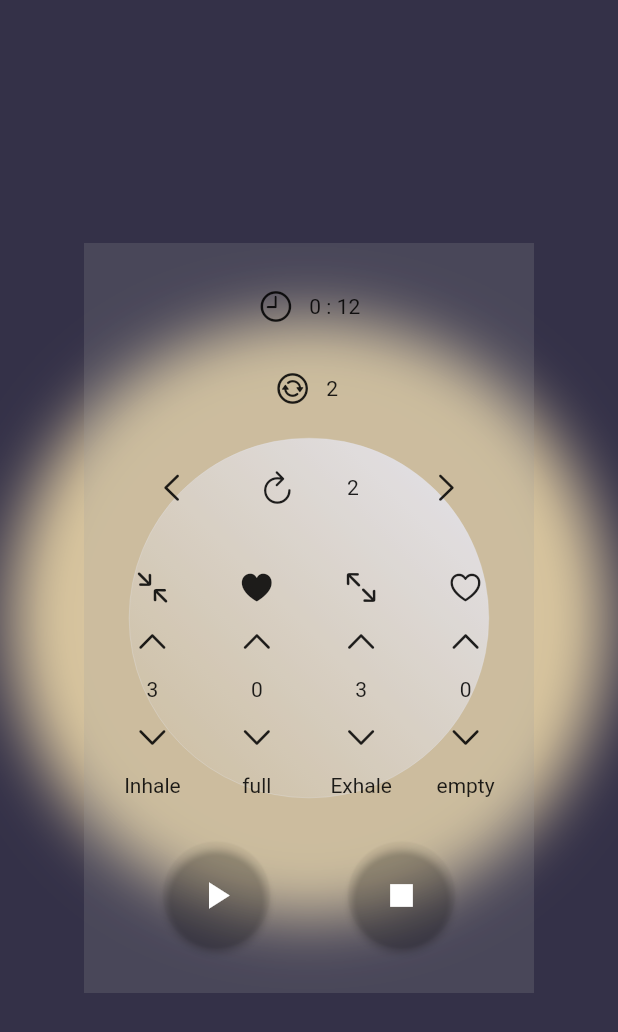
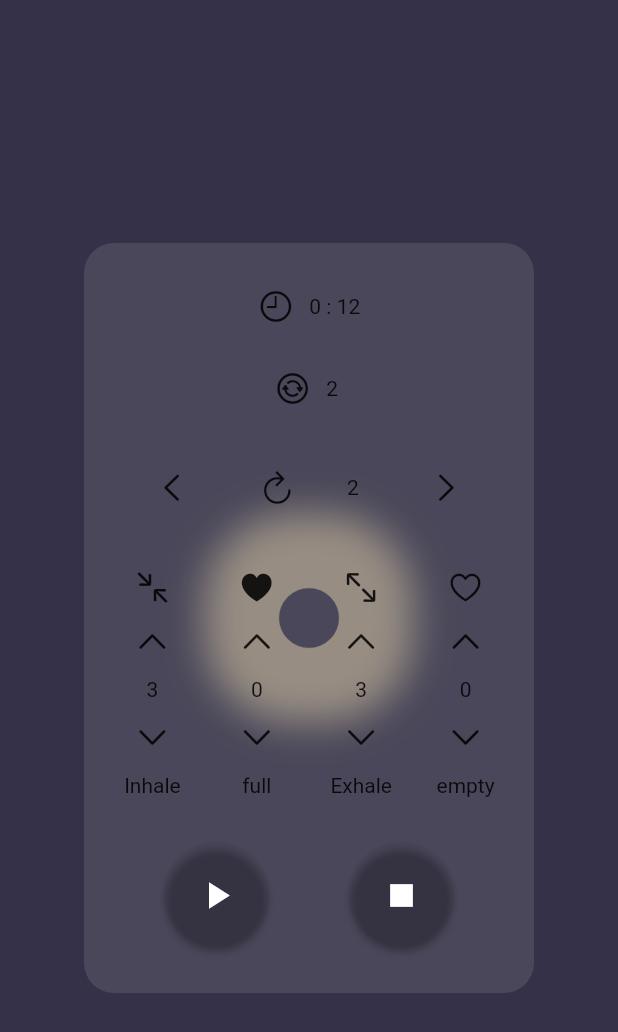
Before and after one commit to aspirinii/HealingMeditation, a Flutter app: the screen it shows after launch, on a phone screen of 412 x 824 dp. Shown: the top 1032 px of the screen. Run offline on Flutter 3.47's test engine with Material 2 defaults, Android fonts, the phone set to English and light mode, and no system bars; our stand-ins replace get, shared_preferences, shimmer_animation, vibration.

Commit message:
almost Done2

```diff
--- a/lib/breath_animation.dart
+++ b/lib/breath_animation.dart
@@ -5,6 +5,7 @@
 import 'package:flutter/material.dart';
 import 'package:get/get.dart';
 import 'dart:ui';
+
 
 class StaggerAnimation extends StatelessWidget {
   StaggerAnimation(safeMinSize,
@@ -29,7 +30,7 @@ class StaggerAnimation extends StatelessWidget {
         //   ),
         // ),
         width = Tween<double>(
-          begin: safeMinSize / 5,
+          begin: safeMinSize / 8,
           end: safeMinSize / 4,
         ).animate(
           CurvedAnimation(
@@ -42,7 +43,7 @@ class StaggerAnimation extends StatelessWidget {
           ),
         ),
         height =
-            Tween<double>(begin: safeMinSize / 5, end: safeMinSize / 4).animate(
+            Tween<double>(begin: safeMinSize / 8, end: safeMinSize / 4).animate(
           CurvedAnimation(
             parent: controller,
             curve: const Interval(
@@ -66,8 +67,8 @@ class StaggerAnimation extends StatelessWidget {
           ),
         ),
         color1 = ColorTween(
-          begin: const Color(0x55EDC2D8),
-          end: const Color(0xFFEDC2D8),
+          begin: const Color(0xFF343148),
+          end: const Color(0xFFD7C49E),
         ).animate(
           CurvedAnimation(
             parent: controller,
@@ -79,8 +80,8 @@ class StaggerAnimation extends StatelessWidget {
           ),
         ),
         color2 = ColorTween(
-          begin: const Color(0x55BABAD3),
-          end: const Color(0xFFBABAD3),
+          begin: const Color(0xFF343148),
+          end: Color.fromARGB(255, 255, 233, 188),
         ).animate(
           CurvedAnimation(
             parent: controller,
@@ -103,7 +104,7 @@ class StaggerAnimation extends StatelessWidget {
   // This function is called each time the controller "ticks" a new frame.
   // When it runs, all of the animation's values will have been
   // updated to reflect the controller's current value.
-  int safeMinSize = 200;
+  double safeMinSize = 200;
   Widget _buildAnimation(BuildContext context, Widget? child) {
     return Container(
       padding: const EdgeInsets.all(0),
@@ -111,44 +112,48 @@ class StaggerAnimation extends StatelessWidget {
       child: Opacity(
         opacity: 1,
         child: Container(
-          width: width.value,
-          height: height.value,
-          // width: safeMinSize / 5,
-          // height: safeMinSize / 5,
+          width: safeMinSize / 5,
+          height: safeMinSize / 5,
           decoration: BoxDecoration(
             gradient: LinearGradient(
               begin: Alignment.topRight,
               end: Alignment.bottomLeft,
               colors: [
-                // color1.value ?? Colors.blue,
-                // color2.value ?? Colors.red,
-                // const Color(0xFF343148),
-                // ignore: prefer_const_constructors
-                const Color(0xFFF6F5FF),
-                const Color(0xFFD7C49E)
+                color1.value ?? const Color(0xFF343148),
+                color2.value ?? const Color(0xFF343148),
+
+                // const Color(0xFFF6F5FF),
+                // const Color(0xFFD7C49E)
               ],
             ),
             border: Border.all(
-              color: const Color(0xFFF6F5FF),
+              color: color1.value ?? const Color(0xFF343148),
               width: 0.2,
             ),
-            // borderRadius: BorderRadius.circular(safeMinSize * 0.3),
-            borderRadius: borderRadius.value,
+            borderRadius: BorderRadius.circular(safeMinSize * 0.3),
+            // borderRadius: borderRadius.value,
             boxShadow: [
               BoxShadow(
-                color: const Color(0xFFD7C49E).withOpacity(1),
+                color: const Color(0xFFD7C49E).withOpacity(0.6),
                 spreadRadius: width.value / 3,
                 blurRadius: width.value / 7,
                 offset: const Offset(0, 0),
                 // changes position of shadow
               ),
-              BoxShadow(
-                color: const Color(0xFFD7C49E).withOpacity(1),
-                spreadRadius: width.value / 10,
-                blurRadius: width.value / 7,
-                offset: const Offset(0, 0),
-                // changes position of shadow
-              ),
+              // BoxShadow(
+              //   color: const Color(0xFFD7C49E).withOpacity(0.5),
+              //   spreadRadius: width.value / 10,
+              //   blurRadius: width.value /5,
+              //   offset: const Offset(20, 100),
+              //   // changes position of shadow
+              // ),
+              // BoxShadow(
+              //   color: const Color(0xFFD7C49E).withOpacity(0.5),
+              //   spreadRadius: width.value / 20,
+              //   blurRadius: width.value /4,
+              //   offset: const Offset(100, 200),
+              //   // changes position of shadow
+              // ),
             ],
           ),
         ),
--- a/lib/main.dart
+++ b/lib/main.dart
@@ -1,5 +1,5 @@
 import 'dart:math';
-
+import 'package:shared_preferences/shared_preferences.dart';
 import 'package:flutter/cupertino.dart';
 import 'package:flutter/material.dart';
 import 'package:vibration/vibration.dart';
@@ -8,6 +8,7 @@ import 'dart:async';
 import 'VibCol.dart';
 import 'breath_animation.dart';
 import 'dart:ui';
+import 'moon_animation.dart';
 
 void main() {
   runApp(GetMaterialApp(
@@ -55,12 +56,35 @@ class Controller extends GetxController with GetSingleTickerProviderStateMixin {
   var _cycle = 3.obs;
 
   late AnimationController _controller;
+  var shimmerEn = false.obs;
+  var yellowShimmer = false.obs;
+
+  int _counter = 0;
+  //시작할 때 counter 값을 불러옵니다.
+  _loadPreferences() async {
+    SharedPreferences prefs = await SharedPreferences.getInstance();
+    cycle.value = (prefs.getInt('cycle') ?? 3);
+    inhale.value = (prefs.getInt('inhale') ?? 3);
+    full.value = (prefs.getInt('full') ?? 3);
+    exhale.value = (prefs.getInt('exhale') ?? 3);
+    empty.value = (prefs.getInt('empty') ?? 3);
+  }
+
+  //클릭하면 counter를 증가시킵니다.
+  _savePreferences() async {
+    SharedPreferences prefs = await SharedPreferences.getInstance();
+    prefs.setInt('cycle', cycle.value);
+    prefs.setInt('inhale', inhale.value);
+    prefs.setInt('full', full.value);
+    prefs.setInt('exhale', exhale.value);
+    prefs.setInt('empty', empty.value);
+  }
 
   @override
   void onInit() {
     _controller = AnimationController(vsync: this);
     timeSum();
-
+    _loadPreferences();
     super.onInit();
   }
 
@@ -74,16 +98,20 @@ class Controller extends GetxController with GetSingleTickerProviderStateMixin {
   // int exhaleforAni = exhale.value;
 
   void _defineControllerDuration1() {
-    int inhalefullforAni = (inhale.value + full.value) * 1000;
+    int inhalefullforAni = (inhale.value) * 1000;
+// int inhalefullforAni = (inhale.value + full.value) * 1000;
     _controller.duration = Duration(milliseconds: inhalefullforAni);
   }
 
   void _defineControllerDuration2() {
-    int exhaleforAni = (exhale.value + empty.value) * 1000;
+    // int exhaleforAni = (exhale.value + empty.value) * 1000;
+    int exhaleforAni = (exhale.value) * 1000;
     _controller.duration = Duration(milliseconds: exhaleforAni);
   }
 
   Future<void> _playAnimation() async {
+    int fullforAni = full.value * 1000;
+    int emptyforAni = empty.value * 1000;
     for (int i = 0; i < cycle.value; i++) {
       try {
         if (!_isRunning.value) {
@@ -91,8 +119,18 @@ class Controller extends GetxController with GetSingleTickerProviderStateMixin {
         }
         _defineControllerDuration1();
         await _controller.forward().orCancel;
+        shimmerEn.value = true;
+        yellowShimmer.value = false;
+        await Future.delayed(Duration(milliseconds: fullforAni));
+        shimmerEn.value = false;
+
         _defineControllerDuration2();
         await _controller.reverse().orCancel;
+
+        shimmerEn.value = true;
+        yellowShimmer.value = true;
+        await Future.delayed(Duration(milliseconds: emptyforAni));
+        shimmerEn.value = false;
       } on TickerCanceled {
         // the animation got canceled, probably because we were disposed
       }
@@ -161,6 +199,7 @@ class Controller extends GetxController with GetSingleTickerProviderStateMixin {
     timeSecRx.value = timeSec % 60;
     _cycle.value =
         timeSec ~/ (inhale.value + full.value + exhale.value + empty.value);
+    _savePreferences();
   }
 
   timeSumInRunning() {
@@ -189,7 +228,7 @@ class Controller extends GetxController with GetSingleTickerProviderStateMixin {
     }
   }
 
-  void stopBtn() {
+  void stopBtn() async{
     if (!_visible.value) {
       return;
     }
@@ -197,11 +236,21 @@ class Controller extends GetxController with GetSingleTickerProviderStateMixin {
     _visible.value = true;
     stopTimer();
     vibStop();
-    stopAnimation();
+    await stopAnimation();
+    _controller.reverse(from: 0.3);
   }
 
   Future<void> stopAnimation() async {
-    for (int i = 0; i < cycle.value; i++) {
+    // for (int i = 0; i < cycle.value; i++) {
+    //   try {
+    //     _controller.isAnimating
+    //         ? _controller.stop()
+    //         : _controller.reverse(from: 0.3);
+    //   } on TickerCanceled {
+    //     // the animation got canceled, probably because we were disposed
+    //   }
+    // }
+    do {
       try {
         _controller.isAnimating
             ? _controller.stop()
@@ -209,7 +258,7 @@ class Controller extends GetxController with GetSingleTickerProviderStateMixin {
       } on TickerCanceled {
         // the animation got canceled, probably because we were disposed
       }
-    }
+    }while( _controller.isAnimating);
     // _controller.reverse(from : 0.1);
   }
 }
@@ -240,6 +289,7 @@ class Home extends StatelessWidget {
       child: Stack(
         children: [
           const StaggerDemo(),
+          Obx(() => ShimmerPage(c.shimmerEn.value, c.yellowShimmer.value)),
           Obx(() => AnimatedOpacity(
               duration: const Duration(milliseconds: 500),
               opacity: c._visible.value ? 1 : 0,
@@ -293,7 +343,10 @@ class MenuWidget extends StatelessWidget {
     // Access the updated count variable
     return Center(
       child: Container(
-          color: Colors.grey.withOpacity(0.2),
+          decoration: BoxDecoration(
+            borderRadius: BorderRadius.circular(20),
+            color: Colors.grey.withOpacity(0.2),
+          ),
           child: SizedBox(
             //responsive.. 작은폰엔 어떻게 적용하는가
             height: 500,
--- /dev/null
+++ b/lib/moon_animation.dart
@@ -0,0 +1,43 @@
+import 'package:flutter/material.dart';
+import 'package:shimmer_animation/shimmer_animation.dart';
+// 사각형을 원형으로 만들기 위해 라이브러리 임시로 손댐 , 수정하면 잘 안될수있으니 잘확인
+//    path.addOval(Rect.fromCircle(
+//      center: Offset(20, 20), <-- width,height/2
+//      radius: 20.0,
+//    ));
+
+
+
+class ShimmerPage extends StatelessWidget {
+  double safeMinSize = 200;
+  ShimmerPage(haha, hoho): enabledValue = haha, yellowValue = hoho;
+  bool enabledValue;
+  bool yellowValue;
+  @override
+  Widget build(BuildContext context) {
+    return Center(
+      child: Shimmer(
+        // This is the 3ONLY required parameter
+        child: Container(
+          width: safeMinSize / 5,
+          height: safeMinSize / 5,
+          decoration: BoxDecoration(
+          borderRadius: BorderRadius.circular(safeMinSize * 0.3),
+          color: Colors.black.withOpacity(0),
+          )
+        ),
+        // This is the default value
+        duration: Duration(seconds: 1),
+        // This is NOT the default value. Default value: Duration(seconds: 0)
+        interval: Duration(seconds: 0), // This is the default value
+        color: yellowValue ? const Color(0xFFD7C49E) : const Color(0xFF343148),
+         // This is the default value
+        colorOpacity: 1,
+        // This is the default value
+        enabled: enabledValue,
+        // This is the default value
+        direction: ShimmerDirection.fromLTRB(),
+      ),
+    );
+  }
+}
--- a/pubspec.yaml
+++ b/pubspec.yaml
@@ -37,6 +37,7 @@ dependencies:
   get: ^4.6.1
   vibration: ^1.7.4-nullsafety.0
   shared_preferences: ^2.0.13
+  shimmer_animation: ^2.1.0+1
 
 dev_dependencies:
   flutter_test:
```
Also changed, not shown: lib/VibCol.dart (+15 -4 lines), pubspec.lock, 1 other file.
